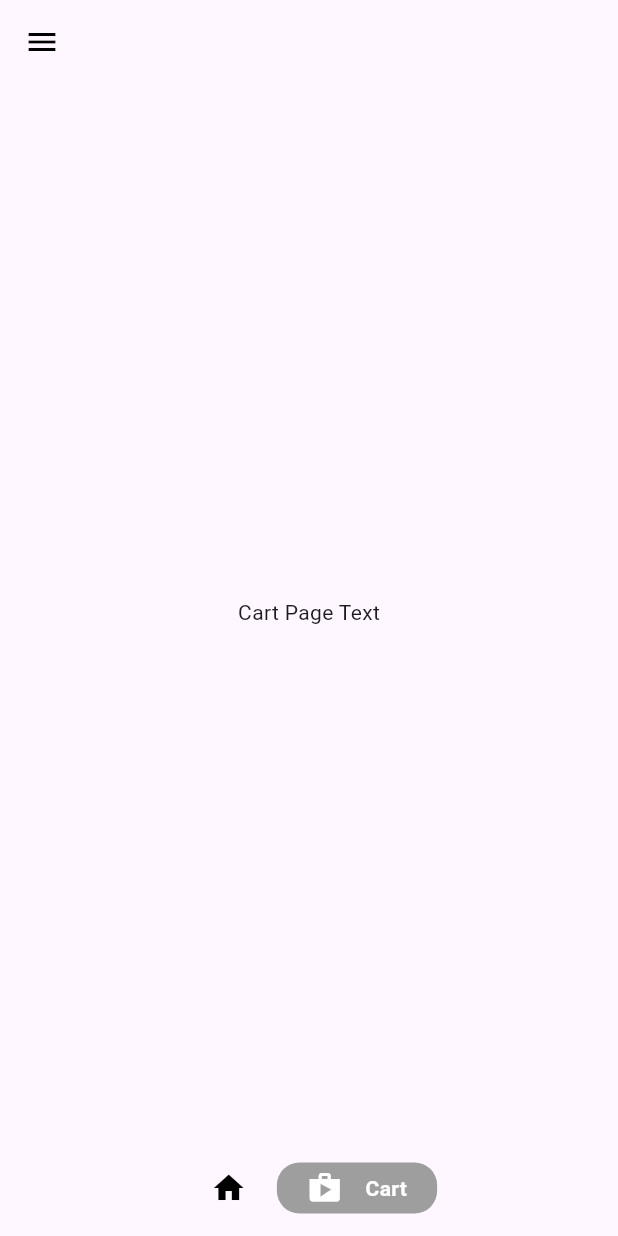
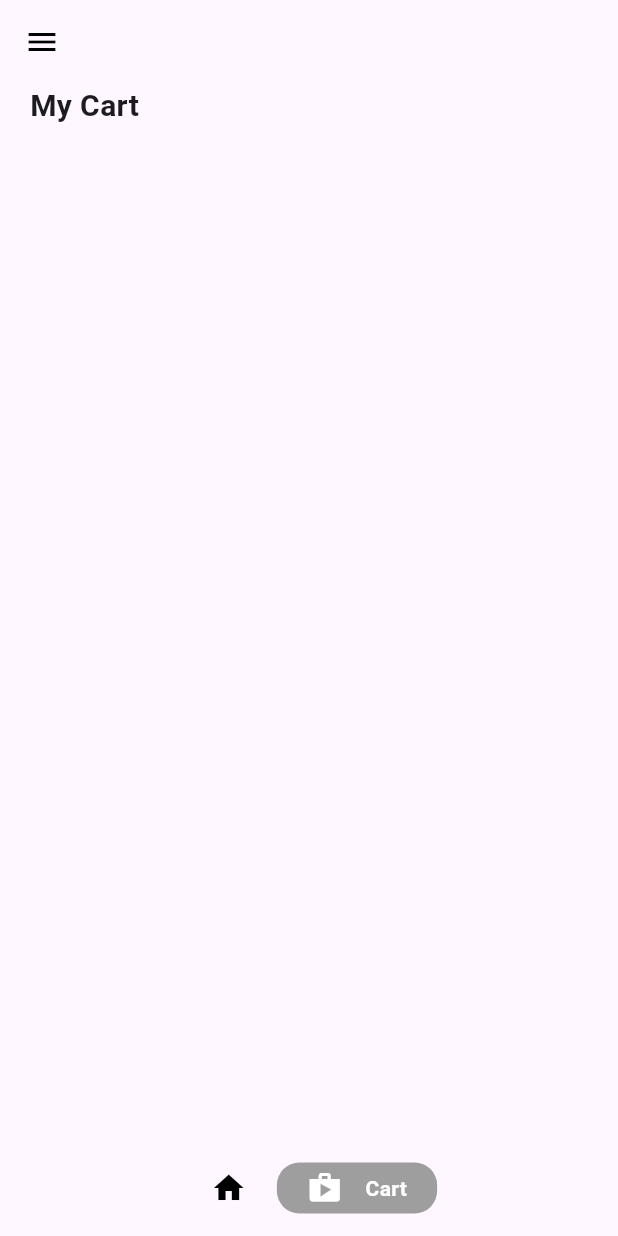
Before and after one commit to ZakyTm/ECOMMERCE-APP, a Flutter app: the HomePage screen opened directly, item 2 of the bottom bar chosen, on a phone screen of 412 x 824 dp. Run offline on Flutter 3.47's test engine with Material 3 defaults, Android fonts, the phone set to English and light mode, and no system bars; drawn by our look-alikes of google_nav_bar.

```diff
--- a/lib/models/cart.dart
+++ b/lib/models/cart.dart
@@ -22,7 +22,7 @@ class Cart extends ChangeNotifier {
         price: '210',
         description: 'just for Wealthy People'),
     Shoe(
-        name: 'Shoe 4 Mark Anonymus',
+        name: 'Shoe 4 Mark',
         imagePath: 'lib/images/shoe4.jpeg',
         price: '234',
         description: 'Limited Edition'),
--- a/lib/pages/cart_page.dart
+++ b/lib/pages/cart_page.dart
@@ -1,4 +1,9 @@
+import 'package:ecommerce_app/models/cart.dart';
 import 'package:flutter/material.dart';
+import 'package:provider/provider.dart';
+
+import '../components/cart_item.dart';
+import '../models/shoe.dart';
 
 class CartPage extends StatefulWidget {
   const CartPage({super.key});
@@ -10,8 +15,28 @@ class CartPage extends StatefulWidget {
 class _CartPageState extends State<CartPage> {
   @override
   Widget build(BuildContext context) {
-    return const Center(
-      child: Text("Cart Page Text"),
-    );
+    return Consumer<Cart>(
+        builder: (context, value, child) => Padding(
+              padding: const EdgeInsets.symmetric(horizontal: 20),
+              child: Column(
+                crossAxisAlignment: CrossAxisAlignment.start,
+                children: [
+                  const Text('My Cart',
+                      style:
+                          TextStyle(fontWeight: FontWeight.bold, fontSize: 20)),
+                  const SizedBox(height: 20),
+                  Expanded(
+                      child: ListView.builder(
+                          itemCount: value.getUserCart().length,
+                          itemBuilder: (context, index) {
+                            //get Indevidual Shoe
+                            Shoe indevidualShoe = value.getUserCart()[index];
+
+                            //return the cart Item
+                            return CartItem(shoe: indevidualShoe);
+                          })),
+                ],
+              ),
+            ));
   }
 }
```
Also changed, not shown: lib/components/cart_item.dart (added, +38 -0 lines), lib/components/shoe_tile.dart (+12 -3 lines), lib/pages/shop_page.dart (+15 -1 lines).
